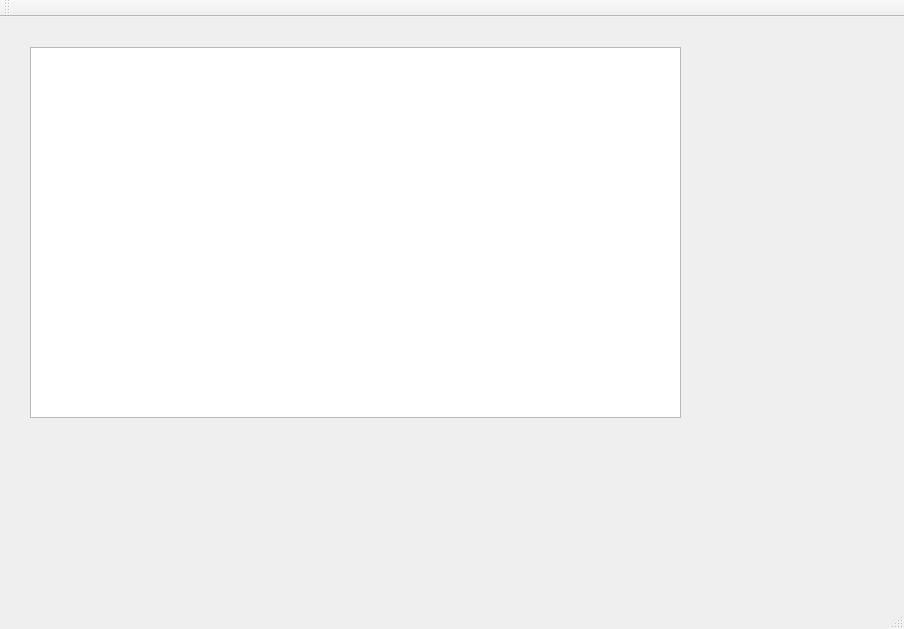
First picture: the form in ctripui/mainwindow.ui, repository imagecser/hotelManage, before the edit.
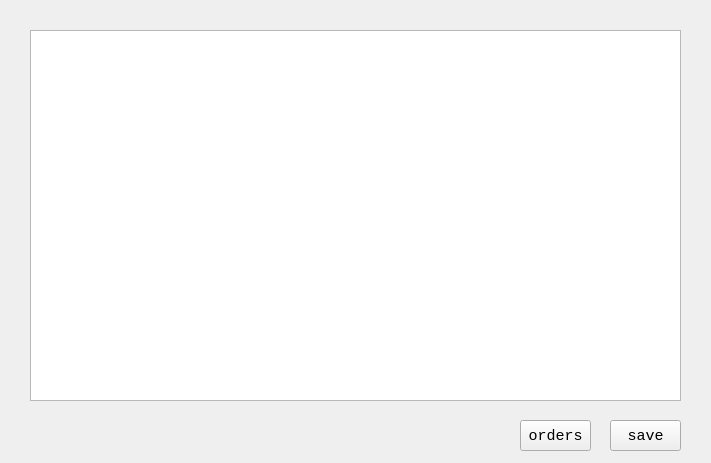
Second picture: the form after the edit.

What changed in the file:
```diff
--- a/ctripui/mainwindow.ui
+++ b/ctripui/mainwindow.ui
@@ -6,8 +6,8 @@
    <rect>
     <x>0</x>
     <y>0</y>
-    <width>904</width>
-    <height>629</height>
+    <width>711</width>
+    <height>463</height>
    </rect>
   </property>
   <property name="windowTitle">
@@ -24,26 +24,45 @@
      </rect>
     </property>
    </widget>
+   <widget class="QPushButton" name="saveBtn">
+    <property name="geometry">
+     <rect>
+      <x>610</x>
+      <y>420</y>
+      <width>71</width>
+      <height>31</height>
+     </rect>
+    </property>
+    <property name="font">
+     <font>
+      <family>Consolas</family>
+      <pointsize>11</pointsize>
+     </font>
+    </property>
+    <property name="text">
+     <string>save</string>
+    </property>
+   </widget>
+   <widget class="QPushButton" name="orderBtn">
+    <property name="geometry">
+     <rect>
+      <x>520</x>
+      <y>420</y>
+      <width>71</width>
+      <height>31</height>
+     </rect>
+    </property>
+    <property name="font">
+     <font>
+      <family>Consolas</family>
+      <pointsize>11</pointsize>
+     </font>
+    </property>
+    <property name="text">
+     <string>orders</string>
+    </property>
+   </widget>
   </widget>
-  <widget class="QMenuBar" name="menuBar">
-   <property name="geometry">
-    <rect>
-     <x>0</x>
-     <y>0</y>
-     <width>904</width>
-     <height>26</height>
-    </rect>
-   </property>
-  </widget>
-  <widget class="QToolBar" name="mainToolBar">
-   <attribute name="toolBarArea">
-    <enum>TopToolBarArea</enum>
-   </attribute>
-   <attribute name="toolBarBreak">
-    <bool>false</bool>
-   </attribute>
-  </widget>
-  <widget class="QStatusBar" name="statusBar"/>
  </widget>
  <layoutdefault spacing="6" margin="11"/>
  <resources/>
```
